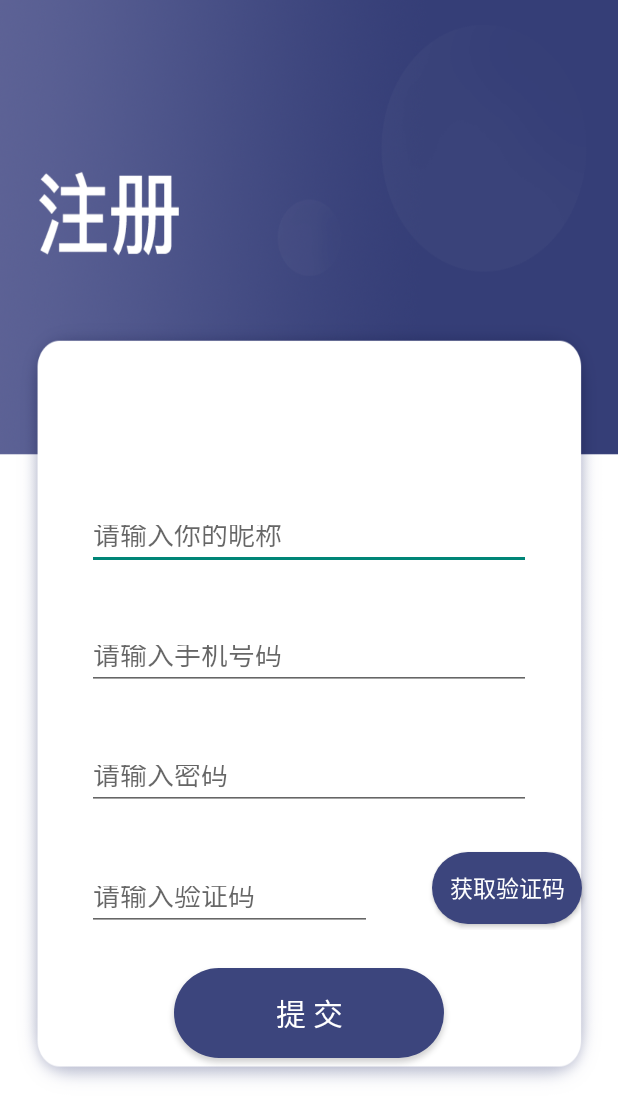
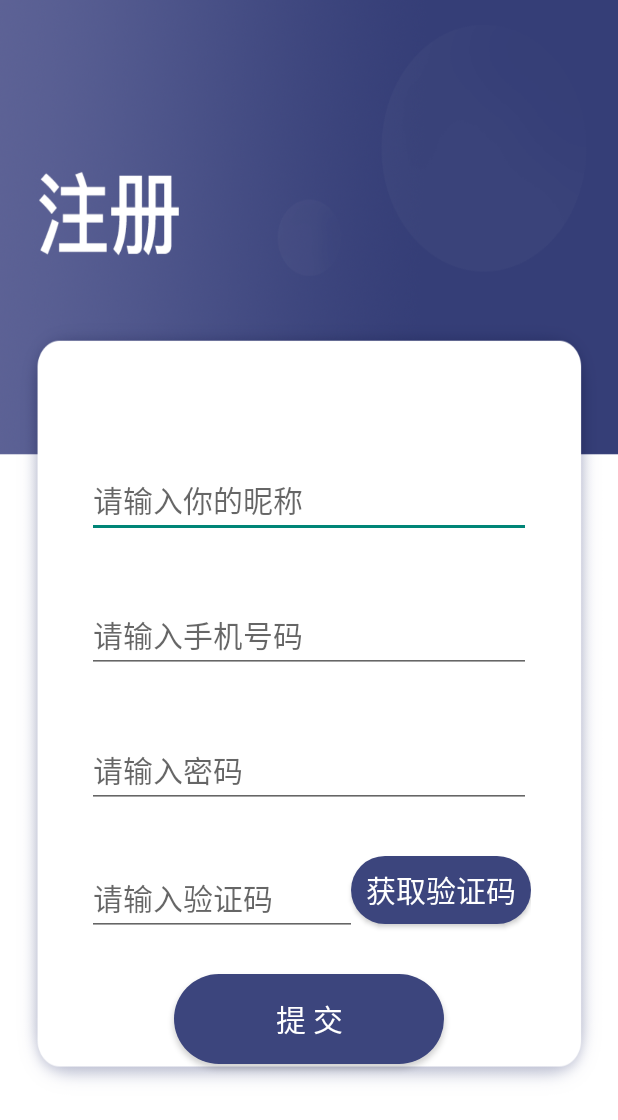
Before and after one commit to ZhangCWei/QuestionBoxFront, an Android app: the screen it shows after launch (RegisterActivity), after a tap on "注 册", on a phone screen of 412 x 824 dp. Shown: the top 1120 px of the screen. Run offline under Robolectric (Android 15) with nearby library versions, the phone set to English and light mode, and no system bars; libraries missing offline, so code that uses them is left out: cn.smssdk, com.mob; 3 statements that could not run were skipped.

Commit message:
Update 1215

```diff
--- a/app/src/main/java/com/example/myapplication/view/MainActivity.java
+++ b/app/src/main/java/com/example/myapplication/view/MainActivity.java
@@ -5,9 +5,12 @@ import androidx.appcompat.app.AppCompatActivity;
 import android.content.Intent;
 import android.os.Bundle;
 import android.os.Looper;
+import android.util.DisplayMetrics;
 import android.view.View;
 import android.widget.Button;
 import android.widget.EditText;
+import android.widget.LinearLayout;
+import android.widget.TextView;
 import android.widget.Toast;
 
 import com.example.myapplication.R;
@@ -44,6 +47,19 @@ public class MainActivity extends AppCompatActivity implements View.OnClickListe
     private void init() {
         // 设置背景图片
         getWindow().setBackgroundDrawableResource(R.drawable.loginbg);
+
+        // 获取屏幕高度
+        DisplayMetrics displayMetrics = new DisplayMetrics();
+        getWindowManager().getDefaultDisplay().getMetrics(displayMetrics);
+        int screenHeight = displayMetrics.heightPixels;
+
+        // 设置 TextView 的高度
+        int marginTop = 3 * screenHeight / 8;
+        TextView textView = findViewById(R.id.tv_1);
+        LinearLayout.LayoutParams params = (LinearLayout.LayoutParams) textView.getLayoutParams();
+        params.topMargin = marginTop;
+        textView.setLayoutParams(params);
+
         //登录按钮
         Button btnLogin = findViewById(R.id.bt_login);
         //注册按钮
--- a/app/src/main/java/com/example/myapplication/view/RegisterActivity.java
+++ b/app/src/main/java/com/example/myapplication/view/RegisterActivity.java
@@ -12,8 +12,11 @@ import android.os.Handler;
 import android.os.Looper;
 import android.os.Message;
 
+import android.util.DisplayMetrics;
 import android.widget.Button;
 import android.widget.EditText;
+import android.widget.LinearLayout;
+import android.widget.TextView;
 import android.widget.Toast;
 
 import java.io.IOException;
@@ -58,14 +61,8 @@ public class RegisterActivity extends AppCompatActivity {
 
     @Override
     protected void onCreate(Bundle savedInstanceState) {
-        // 确保 Activity 的正常初始化
         super.onCreate(savedInstanceState);
-
-        // 设置当前 Activity 的布局文件
         setContentView(R.layout.activity_register);
-
-        // 设置背景图像资源
-        getWindow().setBackgroundDrawableResource(R.drawable.registerbg);
 
         // 初始化 Mob API
         MobSDK.init(this, "3805a30a09595", "4126fd577130e07a64873af014315bed");
@@ -145,6 +142,14 @@ public class RegisterActivity extends AppCompatActivity {
     };
 
     private void initView() {
+        // 设置背景图像资源
+        getWindow().setBackgroundDrawableResource(R.drawable.registerbg);
+
+        // 获取屏幕高度
+        DisplayMetrics displayMetrics = new DisplayMetrics();
+        getWindowManager().getDefaultDisplay().getMetrics(displayMetrics);
+        int screenHeight = displayMetrics.heightPixels;
+
         // 获取 View
         inputName = findViewById(R.id.name);
         inputCode = findViewById(R.id.code);
@@ -152,6 +157,12 @@ public class RegisterActivity extends AppCompatActivity {
         inputPassword = findViewById(R.id.password);
         get_code = findViewById(R.id.get_code);
         commit = findViewById(R.id.commit);
+
+        // 设置 EditText 的 layout_marginTop 属性
+        int marginTop = 3 * screenHeight / 8;
+        LinearLayout.LayoutParams params = (LinearLayout.LayoutParams) inputName.getLayoutParams();
+        params.topMargin = marginTop;
+        inputName.setLayoutParams(params);
 
         // 为 get_code 按钮设置事件监听器, 当用户点击按钮时, 执行代码
         get_code.setOnClickListener(view -> {
--- a/app/src/main/res/layout/activity_main.xml
+++ b/app/src/main/res/layout/activity_main.xml
@@ -12,7 +12,6 @@
         android:id="@+id/tv_1"
         android:layout_width="match_parent"
         android:layout_height="60dp"
-        android:layout_marginTop="340dp"
         android:gravity="center"
         android:text="@string/welcome"
         android:textColor="#000000"
--- a/app/src/main/res/layout/activity_register.xml
+++ b/app/src/main/res/layout/activity_register.xml
@@ -11,69 +11,71 @@
 
         <EditText
             android:layout_width="match_parent"
-            android:layout_height="40dp"
+            android:layout_height="50dp"
             android:id="@+id/name"
             android:layout_marginRight="58dp"
             android:layout_marginLeft="58dp"
-            android:layout_marginTop="340dp"
             android:autofillHints="autofillHintText"
             android:inputType="text"
+            android:textSize="20sp"
             android:hint="@string/inputName">
         </EditText>
 
         <EditText
             android:layout_width="match_parent"
-            android:layout_height="40dp"
+            android:layout_height="50dp"
             android:id="@+id/phone"
             android:layout_marginRight="58dp"
             android:layout_marginLeft="58dp"
             android:layout_marginTop="40dp"
             android:inputType="phone"
             android:autofillHints="autofillHintText"
+            android:textSize="20sp"
             android:hint="@string/inputPhone">
         </EditText>
 
         <EditText
             android:id="@+id/password"
             android:layout_width="match_parent"
-            android:layout_height="40dp"
+            android:layout_height="50dp"
             android:layout_marginLeft="58dp"
             android:layout_marginTop="40dp"
             android:layout_marginRight="58dp"
             android:autofillHints="autofillHintText"
             android:inputType="textPassword"
+            android:textSize="20sp"
             android:hint="@string/inputPassword">
         </EditText>
 
-        <LinearLayout
+        <RelativeLayout
             android:layout_width="match_parent"
             android:layout_height="wrap_content"
-            android:orientation="horizontal">
+            android:layout_marginLeft="58dp"
+            android:layout_marginRight="58dp"
+            android:layout_marginTop="30dp">
 
             <EditText
                 android:id="@+id/code"
-                android:layout_width="190dp"
-                android:layout_height="40dp"
-                android:layout_marginStart="58dp"
-                android:layout_marginTop="40dp"
-                android:layout_marginEnd="40dp"
+                android:layout_width="180dp"
+                android:layout_height="50dp"
+                android:layout_alignParentStart="true"
+                android:layout_marginTop="5dp"
                 android:autofillHints="autofillHintText"
-                android:inputType="text"
-                android:hint="@string/inputValidCode">
-            </EditText>
+                android:textSize="20sp"
+                android:inputType="phone"
+                android:hint="@string/inputValidCode" />
 
             <Button
                 android:id="@+id/get_code"
-                android:layout_width="100dp"
-                android:layout_height="48dp"
-                android:layout_marginTop="28dp"
+                android:layout_width="120dp"
+                android:layout_height="45dp"
+                android:layout_marginTop="2dp"
+                android:layout_alignParentEnd="true"
                 android:text="@string/acquireValidCode"
-                android:textSize="15sp"
+                android:textSize="20sp"
                 android:background="@drawable/button_bg"
-                android:textColor="@color/white">
-            </Button>
-
-        </LinearLayout>
+                android:textColor="@color/white" />
+        </RelativeLayout>
 
 
         <Button
```
